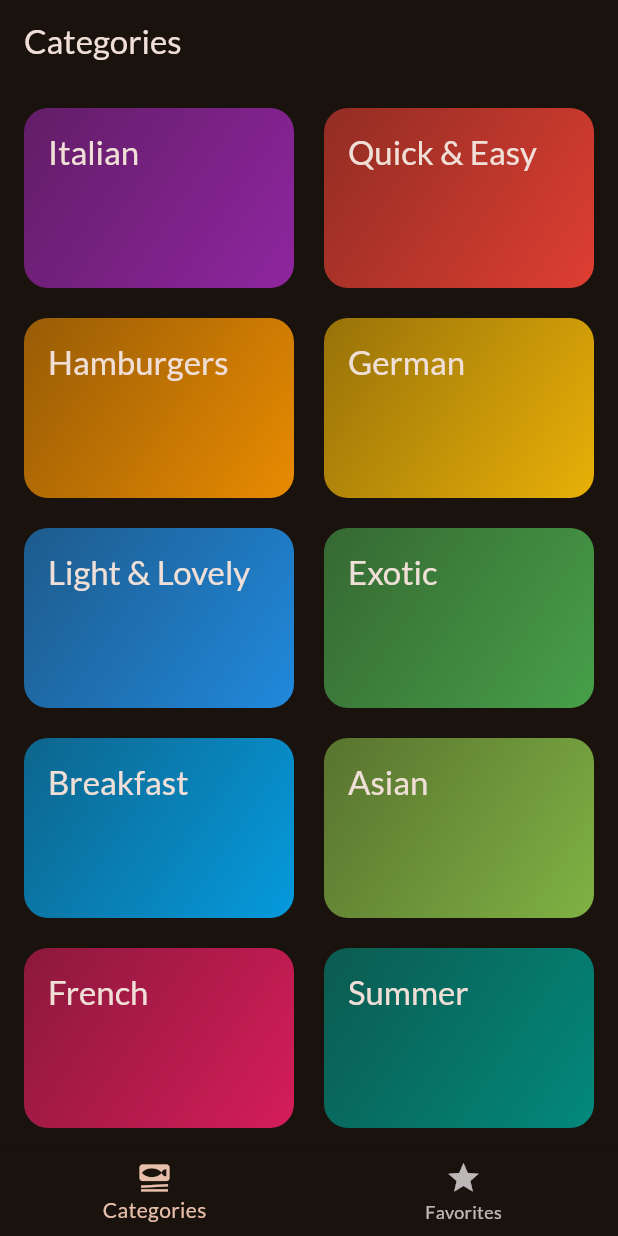
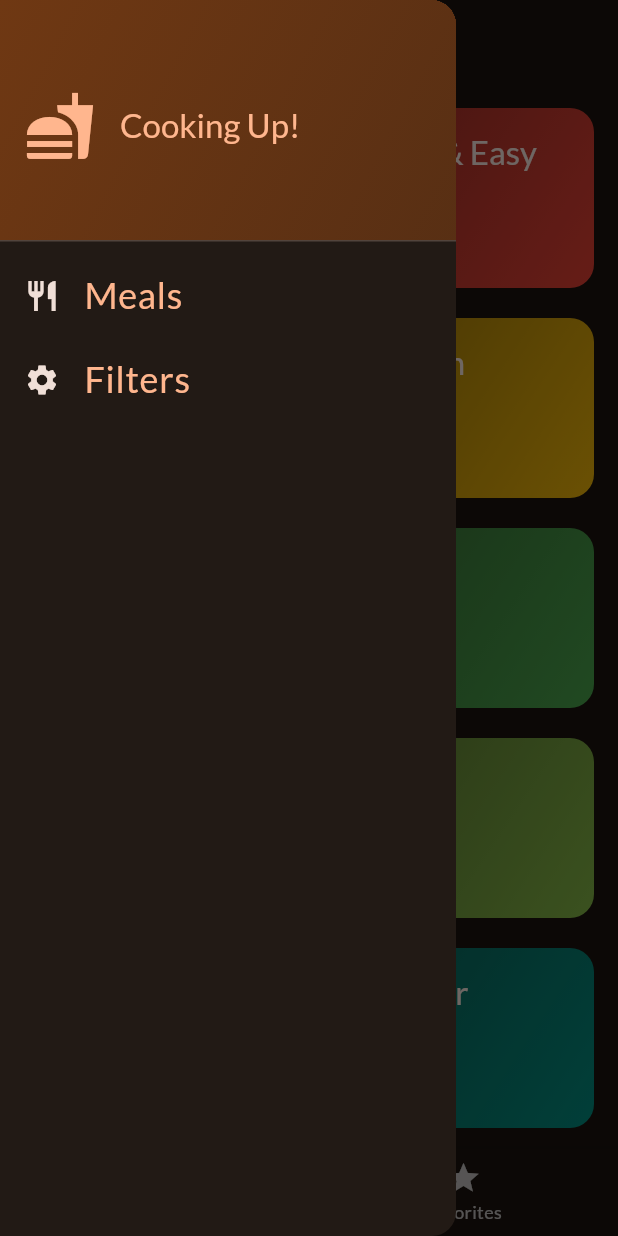
Before and after one commit to MartinPardo4/aprendiendo_flutter, a Flutter app: the screen it shows after launch, with the side drawer open (before the commit the screen has no drawer), on a phone screen of 412 x 824 dp. Run offline on Flutter 3.47's test engine with Material 3 defaults, Android fonts, the phone set to English and light mode, and no system bars; our stand-ins replace google_fonts, math_expressions, transparent_image.

Commit message:
Drawer added

```diff
--- a/meals_app/lib/screens/tabs_screen.dart
+++ b/meals_app/lib/screens/tabs_screen.dart
@@ -2,6 +2,7 @@ import 'package:flutter/material.dart';
 import 'package:meals_app/models/meal.dart';
 import 'package:meals_app/screens/categories.dart';
 import 'package:meals_app/screens/meals_screen.dart';
+import 'package:meals_app/widgets/main_drawer.dart';
 
 class TabsScreen extends StatefulWidget{
 
@@ -49,6 +50,7 @@ class _TabsScreenState extends State<TabsScreen>{
       appBar: AppBar(
         title: Text(currentPageTitle),
       ),
+      drawer: const MainDrawer(),
       body: currentPage,
       bottomNavigationBar: BottomNavigationBar(
         onTap: _selectPage,
--- /dev/null
+++ b/meals_app/lib/widgets/main_drawer.dart
@@ -0,0 +1,80 @@
+import 'package:flutter/material.dart';
+
+class MainDrawer extends StatelessWidget {
+  const MainDrawer({super.key});
+
+  @override
+  Widget build(BuildContext context) {
+    return Drawer(
+      child: Column(
+        children: [
+          DrawerHeader(
+            decoration: BoxDecoration(
+              gradient: LinearGradient(
+                colors: [
+                  Theme.of(context).colorScheme.primaryContainer,
+                  Theme.of(context)
+                      .colorScheme
+                      .primaryContainer
+                      .withOpacity(0.7),
+                ],
+                begin: Alignment.topLeft,
+                end: Alignment.bottomRight,
+              ),
+            ),
+            child: Row(
+              children: [
+                Icon(
+                  Icons.fastfood,
+                  size: 48,
+                  color: Theme.of(context).colorScheme.primary,
+                ),
+                const SizedBox(width: 16),
+                Text(
+                  "Cooking Up!",
+                  style: Theme.of(context).textTheme.titleLarge!.copyWith(
+                        color: Theme.of(context).colorScheme.primary,
+                      ),
+                ),
+              ],
+            ),
+          ),
+          ListTile(
+            leading: Icon(
+              Icons.restaurant,
+              size: 24,
+              color: Theme.of(context).colorScheme.onSurface,
+            ),
+            title: Text(
+              "Meals",
+              style: Theme.of(context).textTheme.labelMedium!.copyWith(
+                    color: Theme.of(context).colorScheme.primary,
+                    fontSize: 24
+                  ),
+
+            ),
+            //subtitle: ,
+            onTap: () {},
+          ),
+          ListTile(
+            leading: Icon(
+              Icons.settings,
+              size: 24,
+              color: Theme.of(context).colorScheme.onSurface,
+            ),
+            title: Text(
+              "Filters",
+              style: Theme.of(context).textTheme.labelMedium!.copyWith(
+                    color: Theme.of(context).colorScheme.primary,
+                    fontSize: 24
+                  ),
+
+            ),
+            //subtitle: ,
+            onTap: () {},
+          ),
+        ],
+      ),
+    );
+  }
+}
```
